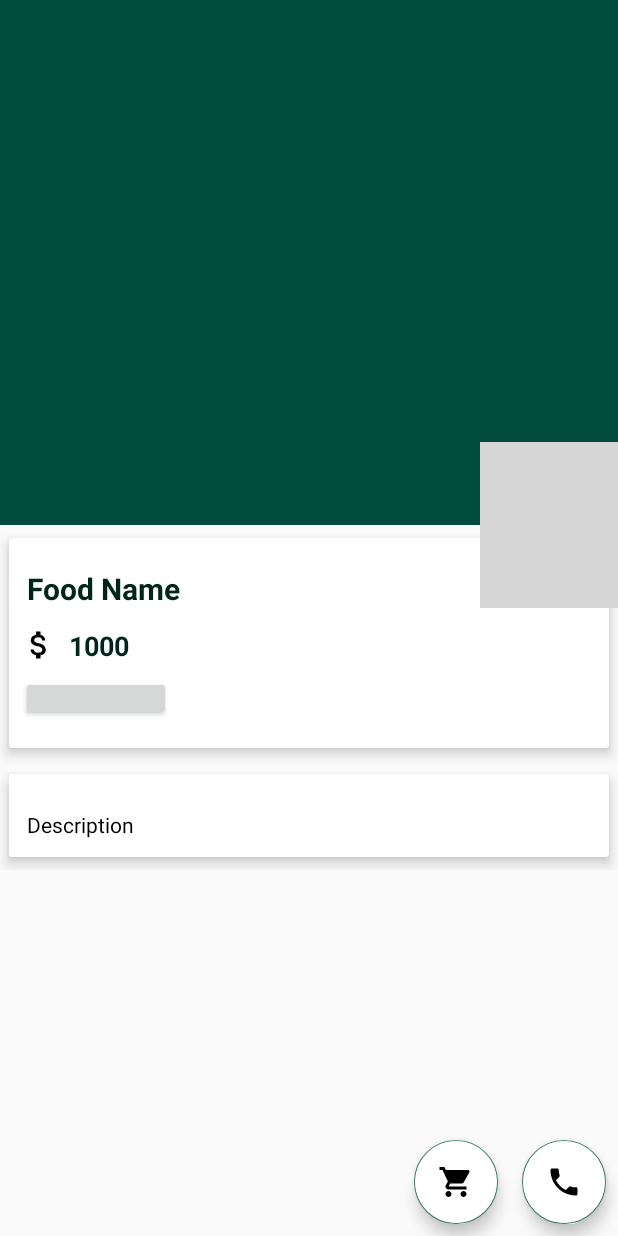
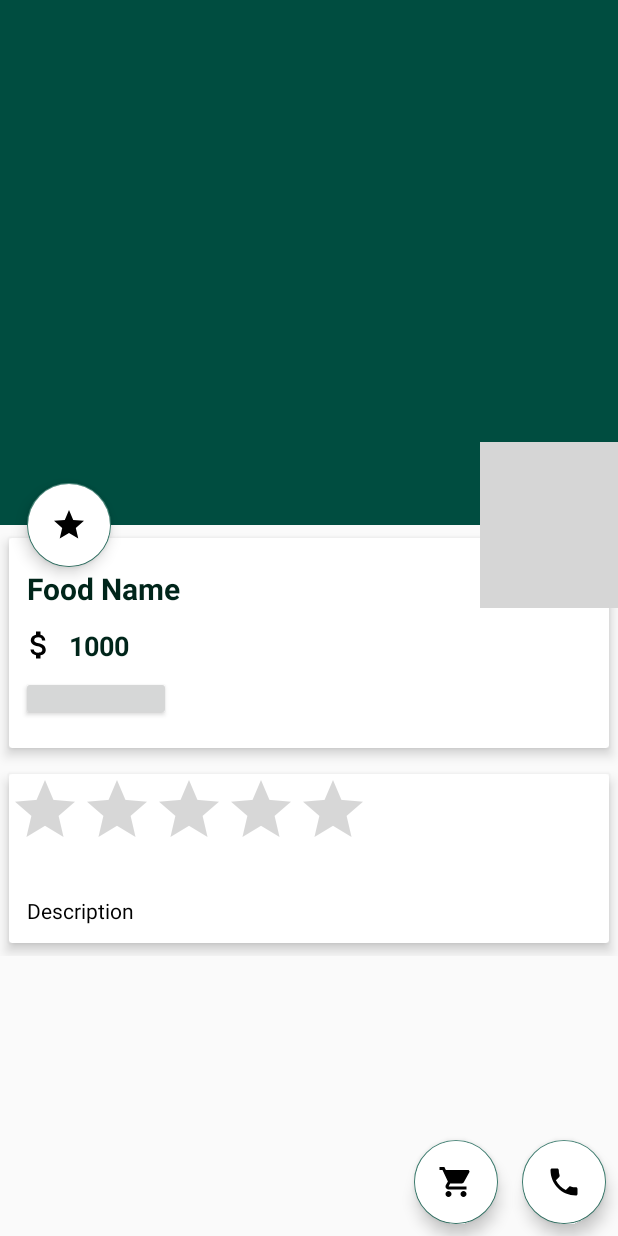
Before and after one commit to ishara5050/OrderFood, an Android app: the FoodDetail screen opened directly, with no data from a screen before it, on a phone screen of 412 x 824 dp. Run offline under Robolectric (Android 15) with nearby library versions, the phone set to English and light mode, and no system bars; our stand-ins replace Firebase (no records; nobody signed in at launch, a user with empty details on screens opened directly), Picasso; libraries missing offline, so code that uses them is left out: com.cepheuen.elegantnumberbutton, com.stepstone.apprating; plain views replace ElegantNumberButton; 2 statements that could not run were skipped; grey boxes are pictures that could not be loaded.

Commit message:
Rating done

```diff
--- a/app/build.gradle
+++ b/app/build.gradle
@@ -51,6 +51,10 @@ dependencies {
     implementation 'com.squareup.picasso:picasso:2.5.2'
     implementation 'com.github.markushi:circlebutton:1.1'
     implementation 'com.paypal.sdk:paypal-android-sdk:2.15.3'
+    //implementation 'com.stepstone.apprating:app-rating:2.3.1'
+    implementation 'com.stepstone.apprating:app-rating:2.0.0'
+
+
 
 
 
--- a/app/src/main/java/com/example/orderfood/FoodDetail.java
+++ b/app/src/main/java/com/example/orderfood/FoodDetail.java
@@ -6,6 +6,7 @@ import android.content.Intent;
 import android.os.Bundle;
 import android.view.View;
 import android.widget.ImageView;
+import android.widget.RatingBar;
 import android.widget.TextView;
 import android.widget.Toast;
 
@@ -15,28 +16,40 @@ import com.example.orderfood.Database.Database;
 import com.example.orderfood.Model.Calls;
 import com.example.orderfood.Model.Food;
 import com.example.orderfood.Model.Order;
+import com.example.orderfood.Model.Rating;
 import com.google.android.material.appbar.CollapsingToolbarLayout;
 import com.google.android.material.floatingactionbutton.FloatingActionButton;
 import com.google.firebase.database.DataSnapshot;
 import com.google.firebase.database.DatabaseError;
 import com.google.firebase.database.DatabaseReference;
 import com.google.firebase.database.FirebaseDatabase;
+import com.google.firebase.database.Query;
 import com.google.firebase.database.ValueEventListener;
 import com.squareup.picasso.Picasso;
+import com.stepstone.apprating.AppRatingDialog;
+import com.stepstone.apprating.listener.RatingDialogListener;
 
-public class FoodDetail extends AppCompatActivity {
+import org.jetbrains.annotations.NotNull;
+
+import java.util.Arrays;
+import java.util.UUID;
+
+public class FoodDetail extends AppCompatActivity implements RatingDialogListener {
 
     TextView food_name,food_price,food_description;
     ImageView food_image;
     CollapsingToolbarLayout collapsingToolbarLayout;
-    FloatingActionButton btnCart;
+    FloatingActionButton btnCart,btnRating;
     ElegantNumberButton numberButton;
+    RatingBar ratingBar;
+
 
     String foodId="";
 
     FirebaseDatabase database;
     DatabaseReference food;
     DatabaseReference call;
+    DatabaseReference ratingTbl;
     Food currentFood;
 
     FloatingActionButton cartbutton;
@@ -51,14 +64,27 @@ public class FoodDetail extends AppCompatActivity {
         database=FirebaseDatabase.getInstance();
         food=database.getReference("Food");
         call=database.getReference("Calls");
+        ratingTbl=database.getReference("Rating");
 
         numberButton=(ElegantNumberButton)findViewById(R.id.number_button);
         btnCart=(FloatingActionButton)findViewById(R.id.btnCart);
         cartbutton=(FloatingActionButton) findViewById(R.id.fabfoods);
         fabcall=(FloatingActionButton)findViewById(R.id.fabcall);
+        btnRating=(FloatingActionButton)findViewById(R.id.btn_rating);
+        ratingBar=(RatingBar)findViewById(R.id.ratingBar);
+
+
+        //Rating Button Function
+
+        btnRating.setOnClickListener(new View.OnClickListener() {
+            @Override
+            public void onClick(View v) {
+                showRatingDialog();
+            }
+        });
+
 
         //add to cart Function
-
         btnCart.setOnClickListener(new View.OnClickListener() {
             @Override
             public void onClick(View v) {
@@ -113,7 +139,59 @@ public class FoodDetail extends AppCompatActivity {
         if(!foodId.isEmpty() && foodId !=null)
         {
             getFoodDetail(foodId);
+            getRating(foodId);   // Check this
         }
+
+
+    }
+
+    private void getRating(String foodId) {
+
+        com.google.firebase.database.Query foodRating = ratingTbl.orderByChild("foodId").equalTo(foodId);
+
+        foodRating.addValueEventListener(new ValueEventListener() {
+            int count=0,sum=0;
+            @Override
+            public void onDataChange(DataSnapshot dataSnapshot) {
+                for (DataSnapshot postSnapShop:dataSnapshot.getChildren())
+                {
+                    Rating item =postSnapShop.getValue(Rating.class);
+                    sum+=Integer.parseInt(item.getRateValue());
+                    count++;
+                }
+                if (count!=0)
+                {
+                    float average=sum/count;
+                    ratingBar.setRating(average);
+                }
+            }
+
+            @Override
+            public void onCancelled(DatabaseError databaseError) {
+
+            }
+        });
+    }
+
+    private void showRatingDialog() {
+
+        new AppRatingDialog.Builder()
+                .setPositiveButtonText("Submit")
+                .setNegativeButtonText("Cancal")
+                .setNoteDescriptions(Arrays.asList("Very Bad","Not Good","Quite Ok","Very Good","Excellent"))
+                .setDefaultRating(1)
+                .setTitle("Rate This")
+                .setDescription("Please select rating")
+                .setTitleTextColor(R.color.colorPrimary)
+                .setDescriptionTextColor(R.color.colorPrimary)
+                .setHint("Please write your comment here")
+                .setHintTextColor(R.color.colorAccent)
+                .setCommentTextColor(android.R.color.white)
+                .setCommentBackgroundColor(R.color.colorPrimaryDark)
+                .setWindowAnimation(R.style.RatingDialogFadeAnim)
+                .create(FoodDetail.this)
+                .show();
+
 
 
     }
@@ -140,4 +218,41 @@ public class FoodDetail extends AppCompatActivity {
             }
         });
     }
+
+    @Override
+    public void onNegativeButtonClicked() {
+
+    }
+
+    @Override
+    public void onPositiveButtonClicked(int value, @NotNull String comments) {
+
+        final Rating rating = new Rating(Common.currentUser.getPhone(),
+                foodId,
+                String.valueOf(value),
+                comments);
+        ratingTbl.child(Common.currentUser.getPhone()).addValueEventListener(new ValueEventListener() {
+            @Override
+            public void onDataChange(DataSnapshot dataSnapshot) {
+//                if (dataSnapshot.child(Common.currentUser.getPhone()).exists())
+//                {
+//                    //ratingTbl.child(Common.currentUser.getPhone()).removeValue();
+//                    ratingTbl.child(Common.currentUser.getPhone()).setValue(rating);
+//
+//                }
+//                else
+//                {
+//                    ratingTbl.child(Common.currentUser.getPhone()).setValue(rating);
+//                }
+                ratingTbl.child(UUID.randomUUID().toString()).setValue(rating);
+                Toast.makeText(FoodDetail.this, "Thank You for the feedback !!", Toast.LENGTH_SHORT).show();
+            }
+
+            @Override
+            public void onCancelled(DatabaseError databaseError) {
+
+            }
+        });
+
+    }
 }
--- /dev/null
+++ b/app/src/main/res/drawable/ic_star_black_24dp.xml
@@ -0,0 +1,9 @@
+<vector xmlns:android="http://schemas.android.com/apk/res/android"
+        android:width="24dp"
+        android:height="24dp"
+        android:viewportWidth="24.0"
+        android:viewportHeight="24.0">
+    <path
+        android:fillColor="#FF000000"
+        android:pathData="M12,17.27L18.18,21l-1.64,-7.03L22,9.24l-7.19,-0.61L12,2 9.19,8.63 2,9.24l5.46,4.73L5.82,21z"/>
+</vector>
--- a/app/src/main/res/layout/activity_food_detail.xml
+++ b/app/src/main/res/layout/activity_food_detail.xml
@@ -66,6 +66,19 @@
         app:pressedTranslationZ="12dp"
         app:layout_anchor="@id/app_bar_layout"
         app:layout_anchorGravity="bottom|right|end"
+        app:useCompatPadding="true"
+        />
+    <com.google.android.material.floatingactionbutton.FloatingActionButton
+        android:id="@+id/btn_rating"
+        android:src="@drawable/ic_star_black_24dp"
+        android:backgroundTint="@android:color/white"
+
+        android:layout_width="wrap_content"
+        android:layout_height="wrap_content"
+        app:elevation="6dp"
+        app:pressedTranslationZ="12dp"
+        app:layout_anchor="@id/app_bar_layout"
+        app:layout_anchorGravity="bottom|right|start"
         app:useCompatPadding="true"
         />
 
@@ -158,6 +171,27 @@
                 android:layout_width="match_parent"
                 android:layout_height="wrap_content">
 
+                <LinearLayout
+                    android:orientation="vertical"
+                    android:layout_width="match_parent"
+                    android:layout_height="wrap_content">
+
+
+
+                    <RatingBar
+                        android:id="@+id/ratingBar"
+                        android:rating="0"
+                        android:max="5"
+                        android:isIndicator="true"
+
+                        android:layout_width="wrap_content"
+                        android:layout_height="wrap_content">
+
+                    </RatingBar>
+
+
+
+
                     <TextView
                         android:id="@+id/food_description"
                         android:layout_marginTop="12dp"
@@ -168,6 +202,9 @@
                         android:textSize="14sp"
                         android:layout_width="wrap_content"
                         android:layout_height="wrap_content"/>
+
+
+                </LinearLayout>
 
             </androidx.cardview.widget.CardView>
 
@@ -209,4 +246,6 @@
 
 
 
+
+
 </androidx.coordinatorlayout.widget.CoordinatorLayout>
--- a/app/src/main/res/values/styles.xml
+++ b/app/src/main/res/values/styles.xml
@@ -27,4 +27,28 @@
     <style name="AppTheme.AppBarOverlay" parent="ThemeOverlay.AppCompat.Dark.ActionBar" />
 
     <style name="AppTheme.PopupOverlay" parent="ThemeOverlay.AppCompat.Light" />
+
+    <style name="RatingDialogStyle" parent="Theme.AppCompat.Light.Dialog.Alert">
+        <item name="android:background">@android:color/white</item>
+        <item name="android:buttonBarPositiveButtonStyle">@style/RatingDialogButtonStyle</item>
+        <item name="android:buttonBarNegativeButtonStyle">@style/RatingDialogButtonStyle</item>
+
+    </style>
+
+
+    <style name="RatingDialogButtonStyle" parent="@style/Widget.AppCompat.Button.ButtonBar.AlertDialog">
+        <item name="android:textColor">@color/colorAccent</item>
+        <item name="android:textSize">@dimen/text_size_medium</item>
+
+    </style>
+
+    <style name="RatingDialogFadeAnim">
+        <item name="android:windowEnterAnimation">@android:anim/fade_in</item>
+        <item name="android:windowExitAnimation">@android:anim/fade_out</item>
+
+
+    </style>
+
+
+
 </resources>
```
Also changed, not shown: app/src/main/java/com/example/orderfood/Model/Rating.java (added, +51 -0 lines). Lines whose indentation alone changed are shown as unchanged.
